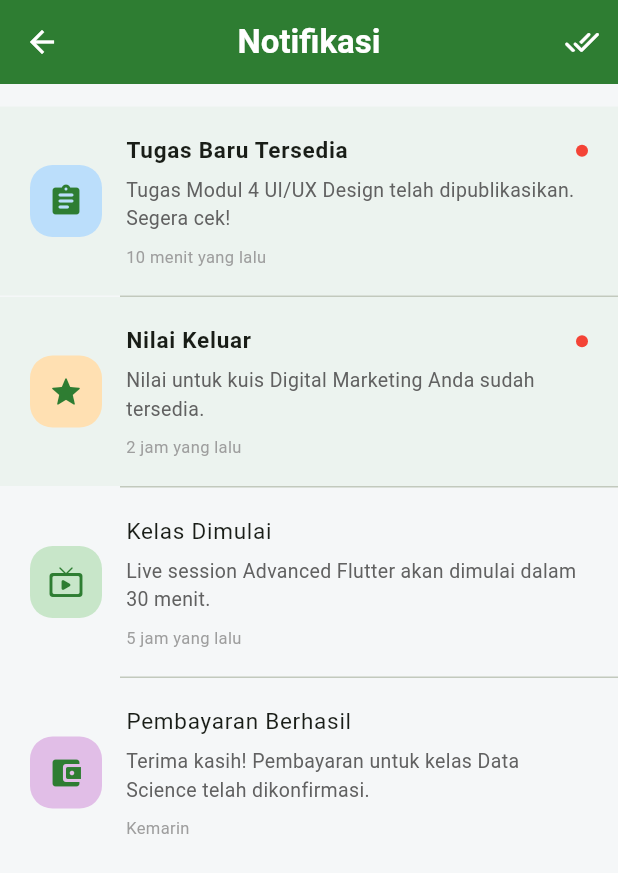
After one commit to FirdausA76/uasmobile, a Flutter app: the screen it shows after launch, after a tap on the "notifications none" icon, on a phone screen of 412 x 824 dp. The commit adds this screen. Shown: the top 873 px of the screen. Run offline on Flutter 3.47's test engine with Material 3 defaults, Android fonts, the phone set to English and light mode, and no system bars; network calls fail.

Commit message:
menambahkan isi konten halaman notifikasi

```diff
--- a/lib/home_screen.dart
+++ b/lib/home_screen.dart
@@ -1,4 +1,5 @@
 import 'package:flutter/material.dart';
+import 'notifikasi_screen.dart';
 
 class HomeScreen extends StatelessWidget {
   const HomeScreen({super.key});
@@ -61,13 +62,21 @@ class HomeScreen extends StatelessWidget {
                   ),
                 ],
               ),
-              Container(
-                padding: const EdgeInsets.all(8),
-                decoration: BoxDecoration(
-                  color: Colors.white.withOpacity(0.2),
-                  shape: BoxShape.circle,
+              GestureDetector(
+                onTap: () {
+                  Navigator.push(
+                    context,
+                    MaterialPageRoute(builder: (context) => const NotifikasiScreen()),
+                  );
+                },
+                child: Container(
+                  padding: const EdgeInsets.all(8),
+                  decoration: BoxDecoration(
+                    color: Colors.white.withOpacity(0.2),
+                    shape: BoxShape.circle,
+                  ),
+                  child: const Icon(Icons.notifications_none_rounded, color: Colors.white),
                 ),
-                child: const Icon(Icons.notifications_none_rounded, color: Colors.white),
               ),
             ],
           ),
--- /dev/null
+++ b/lib/notifikasi_screen.dart
@@ -0,0 +1,142 @@
+import 'package:flutter/material.dart';
+
+class NotifikasiScreen extends StatelessWidget {
+  const NotifikasiScreen({super.key});
+
+  @override
+  Widget build(BuildContext context) {
+    final notifications = [
+      {
+        'title': 'Tugas Baru Tersedia',
+        'message': 'Tugas Modul 4 UI/UX Design telah dipublikasikan. Segera cek!',
+        'time': '10 menit yang lalu',
+        'icon': Icons.assignment_rounded,
+        'color': Colors.blue[100],
+        'isRead': false,
+      },
+      {
+        'title': 'Nilai Keluar',
+        'message': 'Nilai untuk kuis Digital Marketing Anda sudah tersedia.',
+        'time': '2 jam yang lalu',
+        'icon': Icons.grade_rounded,
+        'color': Colors.orange[100],
+        'isRead': false,
+      },
+      {
+        'title': 'Kelas Dimulai',
+        'message': 'Live session Advanced Flutter akan dimulai dalam 30 menit.',
+        'time': '5 jam yang lalu',
+        'icon': Icons.live_tv_rounded,
+        'color': Colors.green[100],
+        'isRead': true,
+      },
+      {
+        'title': 'Pembayaran Berhasil',
+        'message': 'Terima kasih! Pembayaran untuk kelas Data Science telah dikonfirmasi.',
+        'time': 'Kemarin',
+        'icon': Icons.account_balance_wallet_rounded,
+        'color': Colors.purple[100],
+        'isRead': true,
+      },
+    ];
+
+    return Scaffold(
+      backgroundColor: const Color(0xFFF5F7F8),
+      appBar: AppBar(
+        title: const Text('Notifikasi', style: TextStyle(color: Colors.white, fontWeight: FontWeight.bold)),
+        backgroundColor: const Color(0xFF2E7D32),
+        elevation: 0,
+        centerTitle: true,
+        iconTheme: const IconThemeData(color: Colors.white),
+        actions: [
+          IconButton(
+            onPressed: () {},
+            icon: const Icon(Icons.done_all_rounded),
+            tooltip: 'Tandai semua dibaca',
+          )
+        ],
+      ),
+      body: notifications.isEmpty
+          ? _buildEmptyState()
+          : ListView.separated(
+              padding: const EdgeInsets.symmetric(vertical: 15),
+              itemCount: notifications.length,
+              separatorBuilder: (context, index) => const Divider(height: 1, indent: 80),
+              itemBuilder: (context, index) {
+                final item = notifications[index];
+                return Container(
+                  color: (item['isRead'] as bool) ? Colors.transparent : Colors.green.withOpacity(0.05),
+                  child: ListTile(
+                    contentPadding: const EdgeInsets.symmetric(horizontal: 20, vertical: 10),
+                    leading: Container(
+                      padding: const EdgeInsets.all(12),
+                      decoration: BoxDecoration(
+                        color: item['color'] as Color,
+                        borderRadius: BorderRadius.circular(15),
+                      ),
+                      child: Icon(item['icon'] as IconData, color: const Color(0xFF2E7D32)),
+                    ),
+                    title: Row(
+                      mainAxisAlignment: MainAxisAlignment.spaceBetween,
+                      children: [
+                        Text(
+                          item['title'] as String,
+                          style: TextStyle(
+                            fontWeight: (item['isRead'] as bool) ? FontWeight.normal : FontWeight.bold,
+                            fontSize: 15,
+                          ),
+                        ),
+                        if (!(item['isRead'] as bool))
+                          Container(
+                            width: 8,
+                            height: 8,
+                            decoration: const BoxDecoration(
+                              color: Colors.red,
+                              shape: BoxShape.circle,
+                            ),
+                          ),
+                      ],
+                    ),
+                    subtitle: Column(
+                      crossAxisAlignment: CrossAxisAlignment.start,
+                      children: [
+                        const SizedBox(height: 5),
+                        Text(
+                          item['message'] as String,
+                          style: TextStyle(color: Colors.grey[700], fontSize: 13),
+                        ),
+                        const SizedBox(height: 8),
+                        Text(
+                          item['time'] as String,
+                          style: TextStyle(color: Colors.grey[500], fontSize: 11),
+                        ),
+                      ],
+                    ),
+                    onTap: () {},
+                  ),
+                );
+              },
+            ),
+    );
+  }
+
+  Widget _buildEmptyState() {
+    return Center(
+      child: Column(
+        mainAxisAlignment: MainAxisAlignment.center,
+        children: [
+          Icon(Icons.notifications_off_rounded, size: 80, color: Colors.grey[300]),
+          const SizedBox(height: 20),
+          const Text(
+            'Belum ada notifikasi',
+            style: TextStyle(fontSize: 18, fontWeight: FontWeight.bold, color: Colors.grey),
+          ),
+          const Text(
+            'Kami akan memberi tahu Anda jika ada aktivitas baru.',
+            style: TextStyle(color: Colors.grey),
+          ),
+        ],
+      ),
+    );
+  }
+}
```
